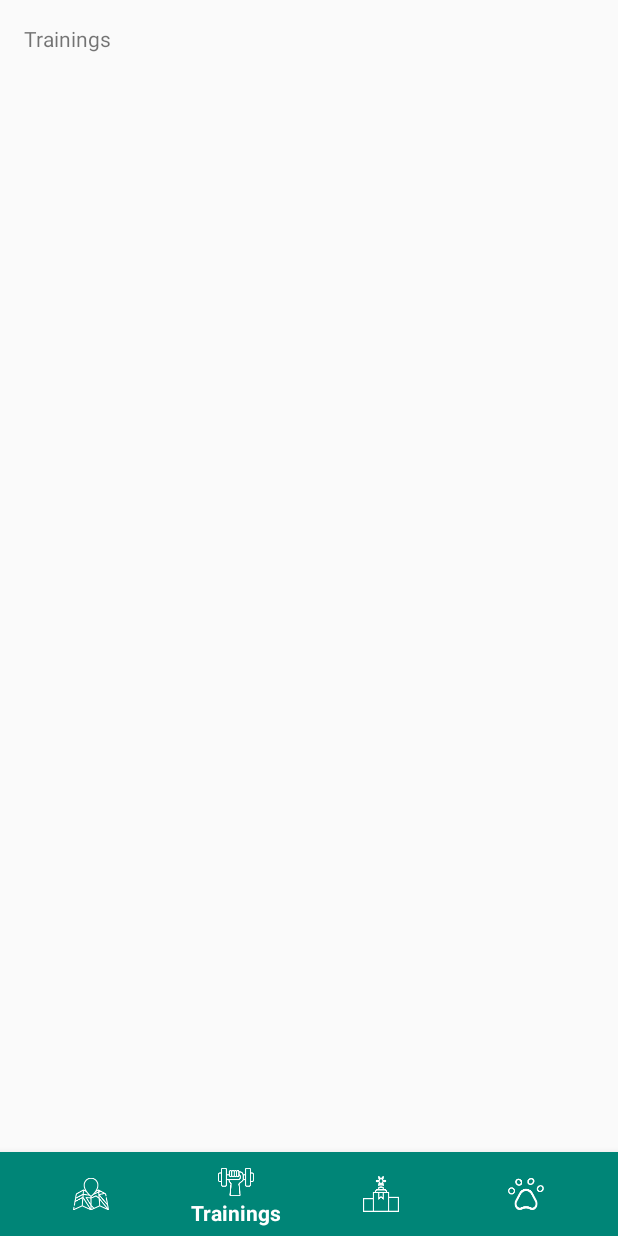
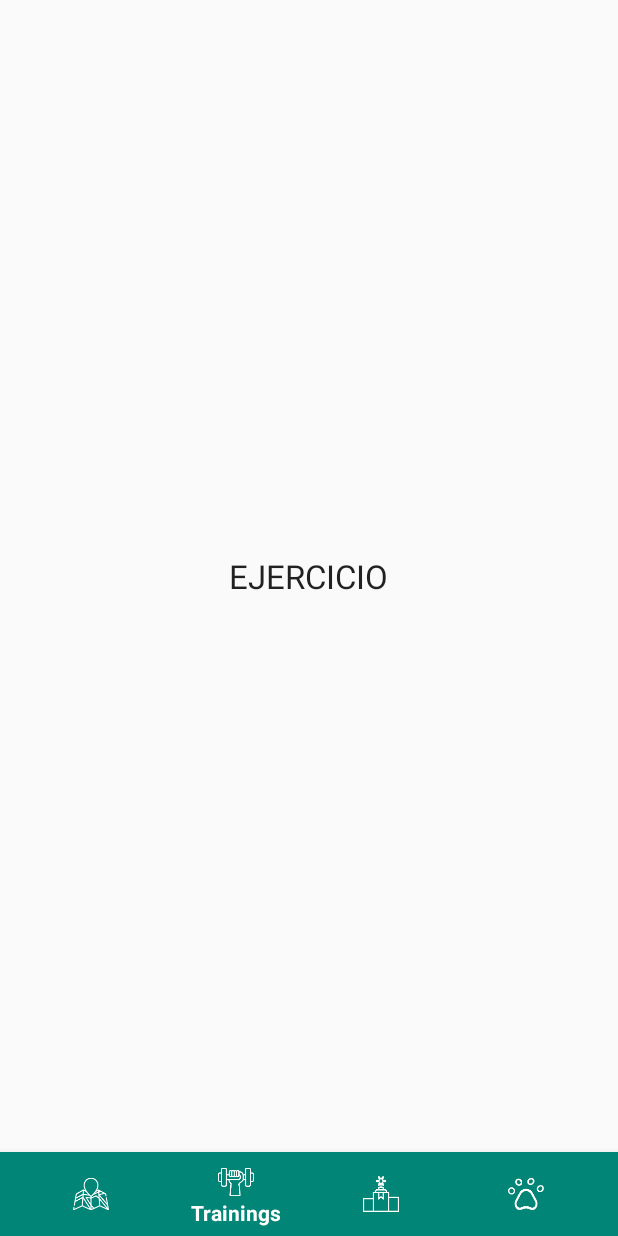
Before and after one commit to gonz92alex/PES_Runnimal-Front, an Android app: the GodActivity screen opened directly, with no data from a screen before it, item 2 of the bottom bar chosen, on a phone screen of 412 x 824 dp. Run offline under Robolectric (Android 15) with nearby library versions, the phone set to English and light mode, and no system bars; Roboto replaces fonts that are not available here.

Commit message:
Añade arreglo de la barra de navegacion y uso de fragments
He añadido para cada icon de la barra de navegacion su respectivo fragment

```diff
--- /dev/null
+++ b/app/src/main/java/com/example/myapplication/EjercicioFragment.java
@@ -0,0 +1,24 @@
+package com.example.myapplication;
+
+import android.os.Bundle;
+import android.support.annotation.Nullable;
+import android.support.v4.app.Fragment;
+import android.view.LayoutInflater;
+import android.view.View;
+import android.view.ViewGroup;
+
+
+
+
+
+public class EjercicioFragment extends Fragment {
+    @Nullable
+    @Override
+    public View onCreateView(LayoutInflater inflater, @Nullable ViewGroup container, @Nullable Bundle savedInstanceState) {
+        //just change the fragment_dashboard
+        //with the fragment you want to inflate
+        //like if the class is HomeFragment it should have R.layout.home_fragment
+        //if it is DashboardFragment it should have R.layout.fragment_dashboard
+        return inflater.inflate(R.layout.fragment_ejercicio, null);
+    }
+}
--- a/app/src/main/java/com/example/myapplication/GodActivity.java
+++ b/app/src/main/java/com/example/myapplication/GodActivity.java
@@ -6,6 +6,7 @@ import android.support.design.widget.BottomNavigationView;
 import android.support.v7.app.AppCompatActivity;
 import android.view.MenuItem;
 import android.widget.TextView;
+import android.support.v4.app.Fragment;
 
 public class GodActivity extends AppCompatActivity {
 
@@ -16,20 +17,27 @@ public class GodActivity extends AppCompatActivity {
 
         @Override
         public boolean onNavigationItemSelected(@NonNull MenuItem item) {
+            Fragment fragment = null;
+
             switch (item.getItemId()) {
-                case R.id.navigation_home:
-                    mTextMessage.setText(R.string.title_home);
-                    return true;
-                case R.id.navigation_dashboard:
-                    mTextMessage.setText(R.string.title_trainings);
-                    return true;
-                case R.id.navigation_notifications:
-                    mTextMessage.setText(R.string.title_profile);
-                    return true;
+                case R.id.navigation_mapa:
+                    fragment = new MapFragment();
+                    break;
+
+                case R.id.navigation_entrenamientos:
+                    fragment = new EjercicioFragment();
+                    break;
+
+                case R.id.navigation_retos:
+                    fragment = new RetosFragment();
+                    break;
+
                 case R.id.navigation_mascotas:
-                    mTextMessage.setText(R.string.title_home);
+                    fragment = new MascotasFragment();
+                    break;
             }
-            return false;
+
+            return loadFragment(fragment);
         }
     };
 
@@ -38,9 +46,22 @@ public class GodActivity extends AppCompatActivity {
         super.onCreate(savedInstanceState);
         setContentView(R.layout.activity_god);
 
-        mTextMessage = (TextView) findViewById(R.id.message);
+        loadFragment(new MapFragment());
+
         BottomNavigationView navigation = (BottomNavigationView) findViewById(R.id.navigation);
         navigation.setOnNavigationItemSelectedListener(mOnNavigationItemSelectedListener);
     }
 
+    private boolean loadFragment(Fragment fragment) {
+        //switching fragment
+        if (fragment != null) {
+            getSupportFragmentManager()
+                    .beginTransaction()
+                    .replace(R.id.fragment_container, fragment)
+                    .commit();
+            return true;
+        }
+        return false;
+    }
+
 }
--- /dev/null
+++ b/app/src/main/java/com/example/myapplication/MapFragment.java
@@ -0,0 +1,18 @@
+package com.example.myapplication;
+
+import android.os.Bundle;
+import android.support.annotation.Nullable;
+import android.support.v4.app.Fragment;
+import android.view.LayoutInflater;
+import android.view.View;
+import android.view.ViewGroup;
+
+
+
+public class MapFragment extends Fragment {
+    @Nullable
+    @Override
+    public View onCreateView(LayoutInflater inflater, @Nullable ViewGroup container, @Nullable Bundle savedInstanceState) {
+        return inflater.inflate(R.layout.fragment_map, null);
+    }
+}
--- a/app/src/main/res/layout/activity_god.xml
+++ b/app/src/main/res/layout/activity_god.xml
@@ -14,6 +14,13 @@
         android:layout_marginStart="@dimen/activity_horizontal_margin"
         android:layout_marginLeft="@dimen/activity_horizontal_margin"
         android:layout_marginTop="@dimen/activity_vertical_margin"
+        app:layout_constraintLeft_toLeftOf="parent"
+        app:layout_constraintTop_toTopOf="parent" />
+    <FrameLayout
+        android:id="@+id/fragment_container"
+        android:layout_width="match_parent"
+        android:layout_height="match_parent"
+        android:layout_marginBottom="56dp"
         android:text="@string/title_home"
         app:layout_constraintLeft_toLeftOf="parent"
         app:layout_constraintTop_toTopOf="parent" />
--- /dev/null
+++ b/app/src/main/res/layout/fragment_ejercicio.xml
@@ -0,0 +1,14 @@
+<?xml version="1.0" encoding="utf-8"?>
+<RelativeLayout xmlns:android="http://schemas.android.com/apk/res/android"
+    android:layout_width="match_parent"
+    android:layout_height="match_parent">
+
+    <TextView
+        android:layout_width="wrap_content"
+        android:layout_height="wrap_content"
+        android:layout_centerHorizontal="true"
+        android:layout_centerVertical="true"
+        android:text="EJERCICIO"
+        android:textAppearance="@style/Base.TextAppearance.AppCompat.Large" />
+
+</RelativeLayout>
--- a/app/src/main/res/menu/navigation.xml
+++ b/app/src/main/res/menu/navigation.xml
@@ -2,22 +2,22 @@
 <menu xmlns:android="http://schemas.android.com/apk/res/android">
 
     <item
-        android:id="@+id/navigation_home"
+        android:id="@+id/navigation_mapa"
         android:icon="@drawable/map"
-        android:title="@string/title_home" />
+        android:title="@string/title_mapa" />
 
     <item
-        android:id="@+id/navigation_dashboard"
+        android:id="@+id/navigation_entrenamientos"
         android:icon="@drawable/ejercicio"
-        android:title="@string/title_trainings" />
+        android:title="@string/title_entrenamientos" />
 
     <item
-        android:id="@+id/navigation_notifications"
+        android:id="@+id/navigation_retos"
         android:icon="@drawable/ranking"
-        android:title="@string/title_profile" />
+        android:title="@string/title_retos" />
     <item
         android:id="@+id/navigation_mascotas"
         android:icon="@drawable/pata"
-        android:title="@string/title_profile" />
+        android:title="@string/title_mascotas" />
 
 </menu>
--- a/app/src/main/res/values/strings.xml
+++ b/app/src/main/res/values/strings.xml
@@ -6,6 +6,9 @@
     <string name="title_home">Home</string>
     <string name="title_dashboard">Dashboard</string>
     <string name="title_notifications">Notifications</string>
-    <string name="title_trainings">Trainings</string>
+    <string name="title_entrenamientos">Trainings</string>
     <string name="title_profile">Profile</string>
+    <string name="title_mapa">Map</string>
+    <string name="title_mascotas">Pets</string>
+    <string name="title_retos">Challenges</string>
 </resources>
```
Also changed, not shown: app/src/main/java/com/example/myapplication/MascotasFragment.java (added, +22 -0 lines), app/src/main/java/com/example/myapplication/RetosFragment.java (added, +22 -0 lines), app/src/main/res/layout/fragment_map.xml (added, +14 -0 lines), app/src/main/res/layout/fragment_mascotas.xml (added, +14 -0 lines), app/src/main/res/layout/fragment_retos.xml (added, +14 -0 lines).
